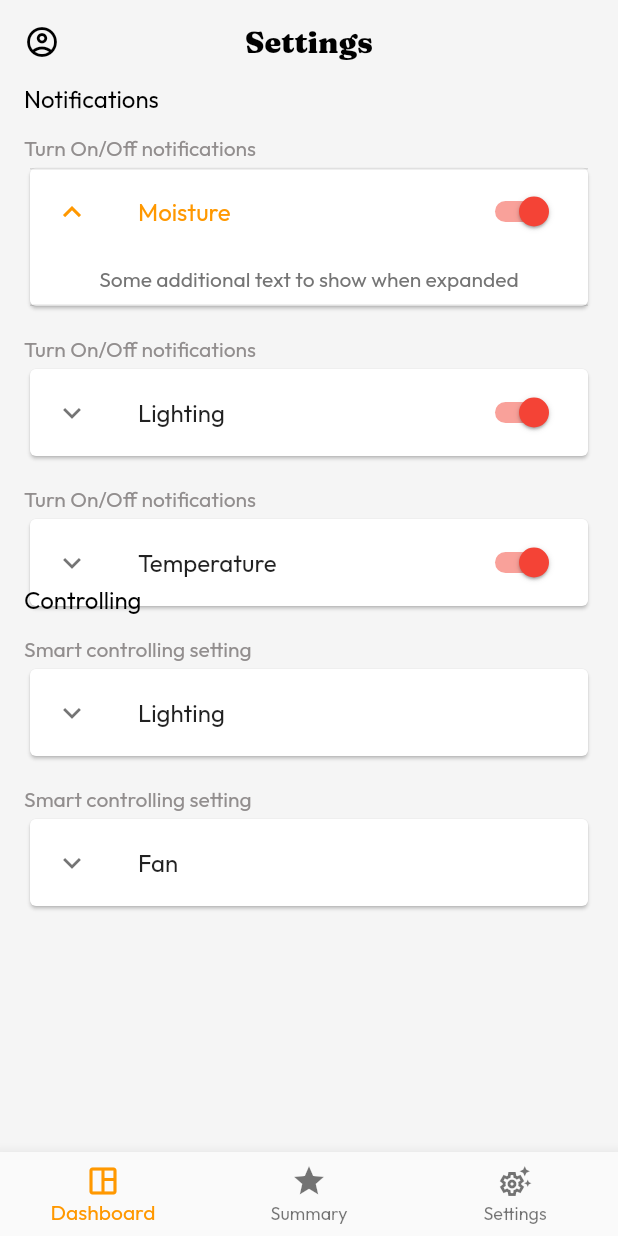
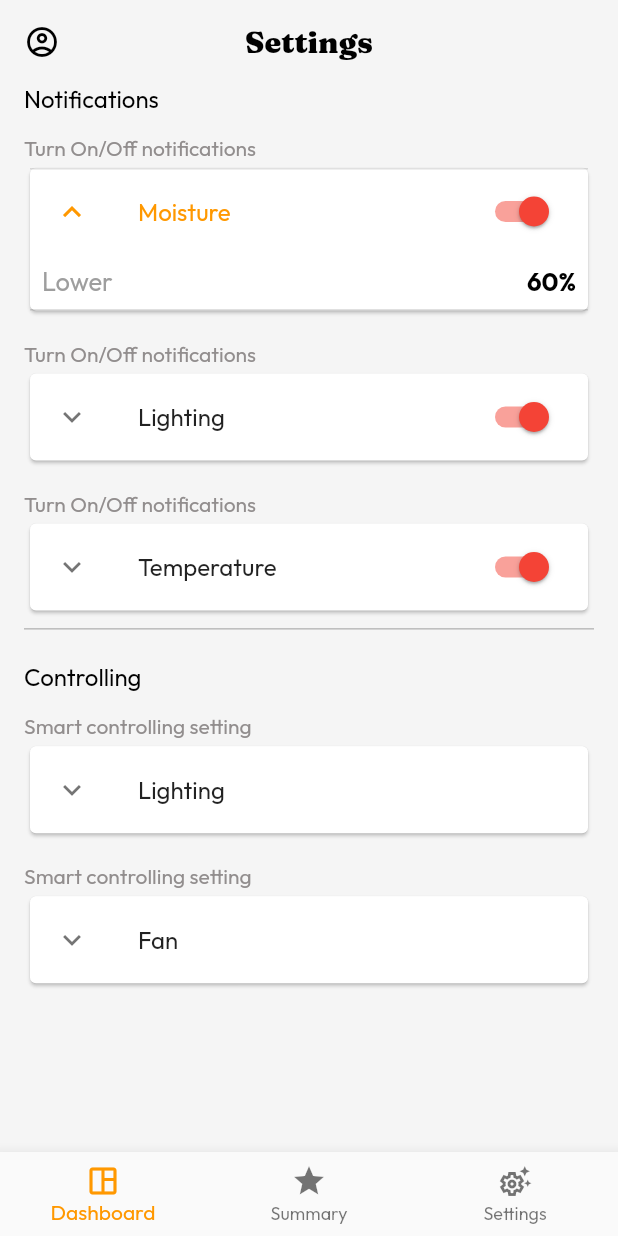
Before and after one commit to dadn-dream-home/app, a Flutter app: the screen it shows after launch, after a tap on "Moisture", on a phone screen of 412 x 824 dp. Run offline on Flutter 3.47's test engine with Material 2 defaults, Android fonts, the phone set to English and light mode, and no system bars; our stand-ins replace flutter_colorpicker, google_fonts; network calls fail.

Commit message:
done UI setting

```diff
--- a/lib/setting_screen.dart
+++ b/lib/setting_screen.dart
@@ -44,7 +44,6 @@ class Setting extends StatelessWidget {
                 ),
               ),
               SizedBox(
-                height: 300, // Set a specific height for the widgets
                 child: Column(
                   children: const [
                     Moisture(),
@@ -55,8 +54,12 @@ class Setting extends StatelessWidget {
                   ],
                 ),
               ),
+              const Divider(
+                color: Colors.grey,
+                height: 16.5,
+              ),
               const Padding(
-                padding: EdgeInsets.only(bottom: 14),
+                padding: EdgeInsets.only(bottom: 14, top: 14),
                 child: Text(
                   'Controlling',
                   textAlign: TextAlign.left,
--- a/lib/setting_screen/notifications/lighting.dart
+++ b/lib/setting_screen/notifications/lighting.dart
@@ -44,12 +44,27 @@ class _LightingState extends State<Lighting> {
               if (isExpanded)
                 Padding(
                   padding: const EdgeInsets.all(8.0),
-                  child: Text(
-                    'Some additional text to show when expanded',
-                    style: TextStyle(
-                      color: Colors.grey[600],
-                      fontSize: 14,
-                    ),
+                  child: Row(
+                    mainAxisAlignment: MainAxisAlignment.spaceBetween,
+                    children: const [
+                      Text(
+                        'Lower',
+                        style: TextStyle(
+                          color: Colors.grey,
+                          fontSize: 17,
+                        ),
+                        textAlign: TextAlign.left,
+                      ),
+                      Text(
+                        '60%',
+                        style: TextStyle(
+                          color: Colors.black,
+                          fontSize: 17,
+                          fontWeight: FontWeight.bold,
+                        ),
+                        textAlign: TextAlign.right,
+                      ),
+                    ],
                   ),
                 ),
             ],
--- a/lib/setting_screen/notifications/moisture.dart
+++ b/lib/setting_screen/notifications/moisture.dart
@@ -44,12 +44,27 @@ class _MoistureState extends State<Moisture> {
               if (isExpanded)
                 Padding(
                   padding: const EdgeInsets.all(8.0),
-                  child: Text(
-                    'Some additional text to show when expanded',
-                    style: TextStyle(
-                      color: Colors.grey[600],
-                      fontSize: 14,
-                    ),
+                  child: Row(
+                    mainAxisAlignment: MainAxisAlignment.spaceBetween,
+                    children: const [
+                      Text(
+                        'Lower',
+                        style: TextStyle(
+                          color: Colors.grey,
+                          fontSize: 17,
+                        ),
+                        textAlign: TextAlign.left,
+                      ),
+                      Text(
+                        '60%',
+                        style: TextStyle(
+                          color: Colors.black,
+                          fontSize: 17,
+                          fontWeight: FontWeight.bold,
+                        ),
+                        textAlign: TextAlign.right,
+                      ),
+                    ],
                   ),
                 ),
             ],
--- a/lib/setting_screen/notifications/temperature.dart
+++ b/lib/setting_screen/notifications/temperature.dart
@@ -44,12 +44,27 @@ class _TemperatureState extends State<Temperature> {
               if (isExpanded)
                 Padding(
                   padding: const EdgeInsets.all(8.0),
-                  child: Text(
-                    'Some additional text to show when expanded',
-                    style: TextStyle(
-                      color: Colors.grey[600],
-                      fontSize: 14,
-                    ),
+                  child: Row(
+                    mainAxisAlignment: MainAxisAlignment.spaceBetween,
+                    children: const [
+                      Text(
+                        'Lower',
+                        style: TextStyle(
+                          color: Colors.grey,
+                          fontSize: 17,
+                        ),
+                        textAlign: TextAlign.left,
+                      ),
+                      Text(
+                        '60%',
+                        style: TextStyle(
+                          color: Colors.black,
+                          fontSize: 17,
+                          fontWeight: FontWeight.bold,
+                        ),
+                        textAlign: TextAlign.right,
+                      ),
+                    ],
                   ),
                 ),
             ],
```
